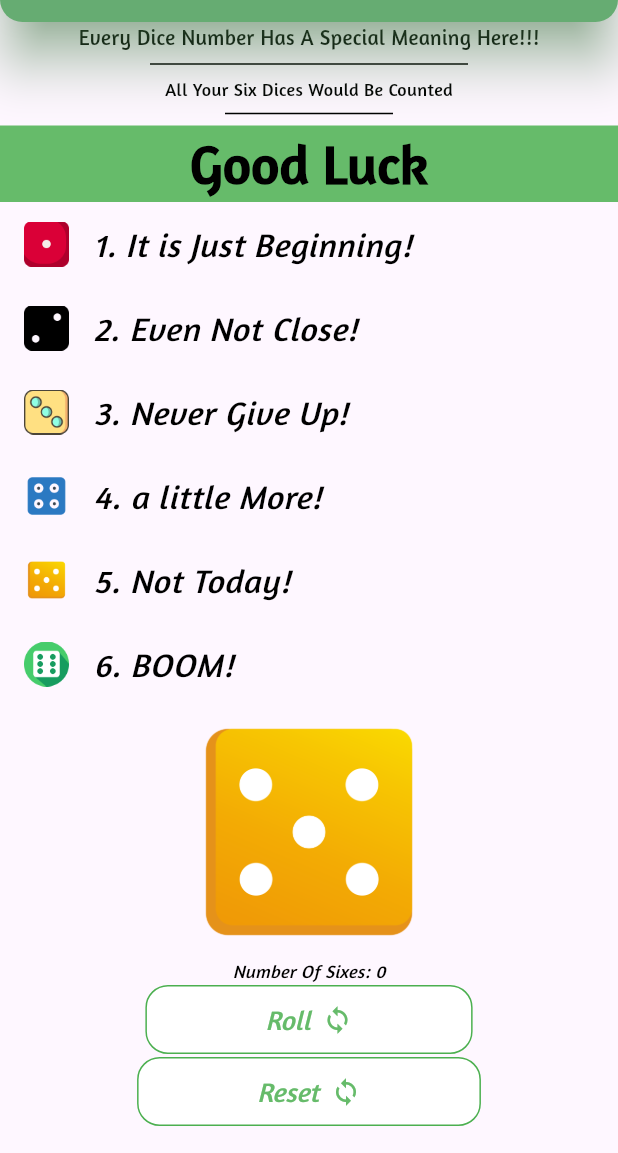
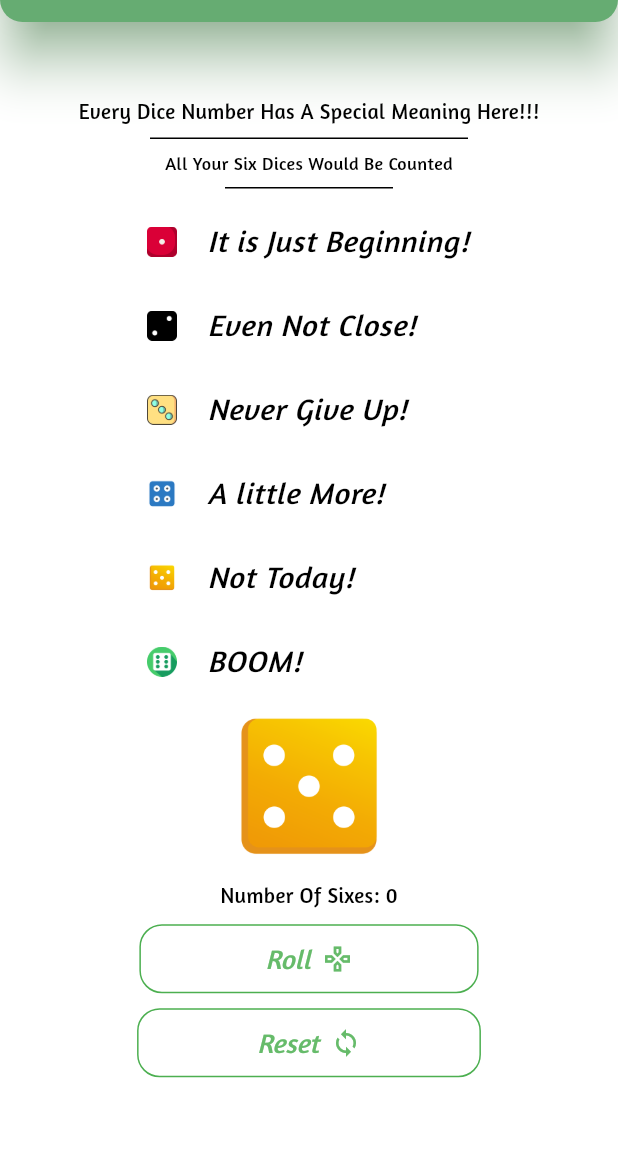
Before and after one commit to KASRA10/lucky_dice-version2, a Flutter app: the screen it shows after launch, after a tap on "Roll", on a phone screen of 412 x 824 dp, the part 83-1236 px from its top. Run offline on Flutter 3.47's test engine with Material 3 defaults, Android fonts, the light colour scheme and no system bars; our stand-ins replace fluttertoast.

Commit message:
Finalize Package by editing Paddings And Buttons

```diff
--- a/lib/main.dart
+++ b/lib/main.dart
@@ -41,11 +41,7 @@
         imageNumber = Random().nextInt(6) + 1;
       },
     );
-    if (imageNumber == 6) {
-      sixCounter++;
-    } else {
-      sixCounter;
-    }
+    sixCounter += imageNumber == 6 ? 1 : 0;
   } // End Of imageNumberCHanger
 
   // Reset Numbers Method
@@ -60,6 +56,7 @@
   Widget build(BuildContext context) {
     return SafeArea(
       child: Scaffold(
+        backgroundColor: Colors.white,
         appBar: AppBar(
           backgroundColor: Colors.green[400],
           toolbarHeight: 70.0,
@@ -106,6 +103,7 @@
         body: SafeArea(
           child: Center(
             child: Column(
+              mainAxisAlignment: MainAxisAlignment.center,
               children: [
                 const Text(
                   'Every Dice Number Has A Special Meaning Here!!!',
@@ -133,119 +131,131 @@
                   endIndent: 150,
                   indent: 150,
                 ),
-                Container(
-                  width: double.infinity,
-                  color: Colors.green[400],
-                  alignment: Alignment.center,
-                  child: const Text(
-                    'Good Luck',
+                ListTile(
+                  contentPadding: const EdgeInsets.symmetric(
+                    horizontal: 98.0,
+                  ),
+                  leading: Image.asset(
+                    'lib/images/dice1.png',
+                    width: 20,
+                    semanticLabel: 'A First Dice Icon',
+                  ),
+                  title: const Text(
+                    'It is Just Beginning!',
                     style: TextStyle(
                       color: Colors.black,
                       fontFamily: 'Amaranth',
-                      fontSize: 36,
-                      fontWeight: FontWeight.bold,
-                    ),
-                  ),
-                ),
-                ListTile(
-                  leading: Image.asset(
-                    'lib/images/dice1.png',
-                    width: 30,
-                    semanticLabel: 'A First Dice Icon',
-                  ),
-                  title: const Text(
-                    '1. It is Just Beginning!',
-                    style: TextStyle(
-                      color: Colors.black,
-                      fontFamily: 'Amaranth',
-                      fontSize: 22,
+                      fontSize: 20,
                       fontStyle: FontStyle.italic,
                     ),
                   ),
                 ),
                 ListTile(
+                  contentPadding: const EdgeInsets.symmetric(
+                    horizontal: 98.0,
+                  ),
                   leading: Image.asset(
                     'lib/images/dice2.png',
-                    width: 30,
+                    width: 20,
                     semanticLabel: 'A Second Dice Icon',
                   ),
                   title: const Text(
-                    '2. Even Not Close!',
+                    'Even Not Close!',
                     style: TextStyle(
                       color: Colors.black,
                       fontFamily: 'Amaranth',
-                      fontSize: 22,
+                      fontSize: 20,
                       fontStyle: FontStyle.italic,
                     ),
                   ),
                 ),
                 ListTile(
+                  contentPadding: const EdgeInsets.symmetric(
+                    horizontal: 98.0,
+                  ),
                   leading: Image.asset(
                     'lib/images/dice3.png',
-                    width: 30,
+                    width: 20,
                     semanticLabel: 'A Third Dice Icon',
                   ),
                   title: const Text(
-                    '3. Never Give Up!',
+                    'Never Give Up!',
                     style: TextStyle(
                       color: Colors.black,
                       fontFamily: 'Amaranth',
-                      fontSize: 22,
+                      fontSize: 20,
                       fontStyle: FontStyle.italic,
                     ),
                   ),
                 ),
                 ListTile(
+                  contentPadding: const EdgeInsets.symmetric(
+                    horizontal: 98.0,
+                  ),
                   leading: Image.asset(
                     'lib/images/dice4.png',
-                    width: 30,
+                    width: 20,
                     semanticLabel: 'A Fourth Dice Icon',
                   ),
                   title: const Text(
-                    '4. a little More!',
+                    'A little More!',
                     style: TextStyle(
                       color: Colors.black,
                       fontFamily: 'Amaranth',
-                      fontSize: 22,
+                      fontSize: 20,
                       fontStyle: FontStyle.italic,
                     ),
                   ),
                 ),
                 ListTile(
+                  contentPadding: const EdgeInsets.symmetric(
+                    horizontal: 98.0,
+                  ),
                   leading: Image.asset(
                     'lib/images/dice5.png',
-                    width: 30,
+                    width: 20,
                     semanticLabel: 'A Fifth Dice Icon',
                   ),
                   title: const Text(
-                    '5. Not Today!',
+                    'Not Today!',
                     style: TextStyle(
                       color: Colors.black,
                       fontFamily: 'Amaranth',
-                      fontSize: 22,
+                      fontSize: 20,
                       fontStyle: FontStyle.italic,
                     ),
                   ),
                 ),
                 ListTile(
+                  contentPadding: const EdgeInsets.symmetric(
+                    horizontal: 98.0,
+                  ),
+                  enableFeedback: true,
                   leading: Image.asset(
                     'lib/images/dice6.png',
-                    width: 30,
+                    width: 20,
                     semanticLabel: 'A Sixth Dice Icon',
                   ),
                   title: const Text(
-                    '6. BOOM!',
+                    'BOOM!',
                     style: TextStyle(
                       color: Colors.black,
                       fontFamily: 'Amaranth',
-                      fontSize: 22,
+                      fontSize: 20,
                       fontStyle: FontStyle.italic,
                     ),
                   ),
                 ),
+                Wrap(
+                  alignment: WrapAlignment.center,
+                  crossAxisAlignment: WrapCrossAlignment.center,
+                  direction: Axis.vertical,
+                  spacing: 8.0,
+                  runSpacing: 4.0,
+                  children: [
                     SizedBox(
-                  width: 168,
-                  height: 168,
+                      width: 110.0,
+                      height: 110.0,
                       child: Image.asset(
                         'lib/images/dice$imageNumber.png',
                       ),
@@ -255,15 +265,14 @@
                       style: const TextStyle(
                         color: Colors.black,
                         fontFamily: 'Amaranth',
-                    fontSize: 12,
-                    fontStyle: FontStyle.italic,
+                        fontSize: 14,
                       ),
                     ),
                     ElevatedButton.icon(
                       onPressed: () => imageNumberChanger(),
                       iconAlignment: IconAlignment.end,
                       style: ElevatedButton.styleFrom(
-                    backgroundColor: Colors.white,
+                        backgroundColor: Colors.transparent,
                         elevation: 0,
                         shape: const RoundedRectangleBorder(
                           borderRadius: BorderRadius.all(
@@ -274,7 +283,7 @@
                         ),
                         padding: const EdgeInsets.symmetric(
                           vertical: 10.0,
-                      horizontal: 80.0,
+                          horizontal: 84.0,
                         ),
                         side: const BorderSide(
                           width: 1.0,
@@ -291,7 +300,7 @@
                         ),
                       ),
                       icon: Icon(
-                    Icons.loop_outlined,
+                        Icons.gamepad_outlined,
                         color: Colors.green[400],
                         size: 20,
                         semanticLabel: 'Roll Loop',
@@ -301,7 +310,7 @@
                       onPressed: () => resetTheGame(),
                       iconAlignment: IconAlignment.end,
                       style: ElevatedButton.styleFrom(
-                    backgroundColor: Colors.white,
+                        backgroundColor: Colors.transparent,
                         elevation: 0,
                         shape: const RoundedRectangleBorder(
                           borderRadius: BorderRadius.all(
@@ -335,6 +344,8 @@
                         semanticLabel: 'Roll Loop',
                       ),
                     ),
+                  ],
+                ),
               ], // columnChildren[]
             ),
           ),
```
Lines whose indentation alone changed are shown as unchanged.
